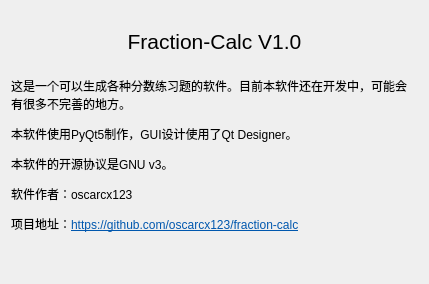
Qt form about_gui.ui (oscarcx123/fraction-calc) before a commit.
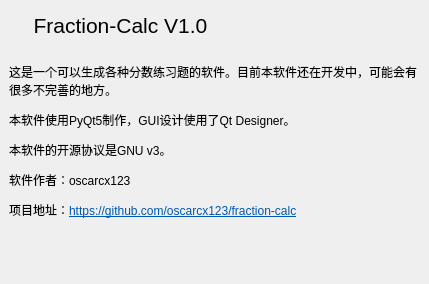
The same form after that commit.

Patch:
```diff
--- a/about_gui.ui
+++ b/about_gui.ui
@@ -13,9 +13,15 @@
   <property name="windowTitle">
    <string>关于</string>
   </property>
-  <layout class="QVBoxLayout" name="verticalLayout">
-   <item>
     <widget class="QLabel" name="label">
+   <property name="geometry">
+    <rect>
+     <x>9</x>
+     <y>9</y>
+     <width>223</width>
+     <height>33</height>
+    </rect>
+   </property>
      <property name="font">
       <font>
        <pointsize>16</pointsize>
@@ -28,9 +34,15 @@
       <set>Qt::AlignCenter</set>
      </property>
     </widget>
-   </item>
-   <item>
     <widget class="QLabel" name="label_2">
+   <property name="geometry">
+    <rect>
+     <x>9</x>
+     <y>48</y>
+     <width>411</width>
+     <height>227</height>
+    </rect>
+   </property>
      <property name="text">
       <string>&lt;html&gt;&lt;head/&gt;&lt;body&gt;&lt;p&gt;这是一个可以生成各种分数练习题的软件。目前本软件还在开发中，可能会有很多不完善的地方。&lt;/p&gt;&lt;p&gt;本软件使用PyQt5制作，GUI设计使用了Qt Designer。&lt;/p&gt;&lt;p&gt;本软件的开源协议是GNU v3。&lt;/p&gt;&lt;p&gt;软件作者：oscarcx123&lt;/p&gt;&lt;p&gt;项目地址：&lt;a href=&quot;https://github.com/oscarcx123/fraction-calc&quot;&gt;&lt;span style=&quot; text-decoration: underline; color:#0057ae;&quot;&gt;https://github.com/oscarcx123/fraction-calc&lt;/span&gt;&lt;/a&gt;&lt;/p&gt;&lt;p&gt;&lt;br/&gt;&lt;/p&gt;&lt;/body&gt;&lt;/html&gt;</string>
      </property>
@@ -41,8 +53,6 @@
       <bool>true</bool>
      </property>
     </widget>
-   </item>
-  </layout>
  </widget>
  <resources/>
  <connections/>
```
Lines whose indentation alone changed are shown as unchanged.
